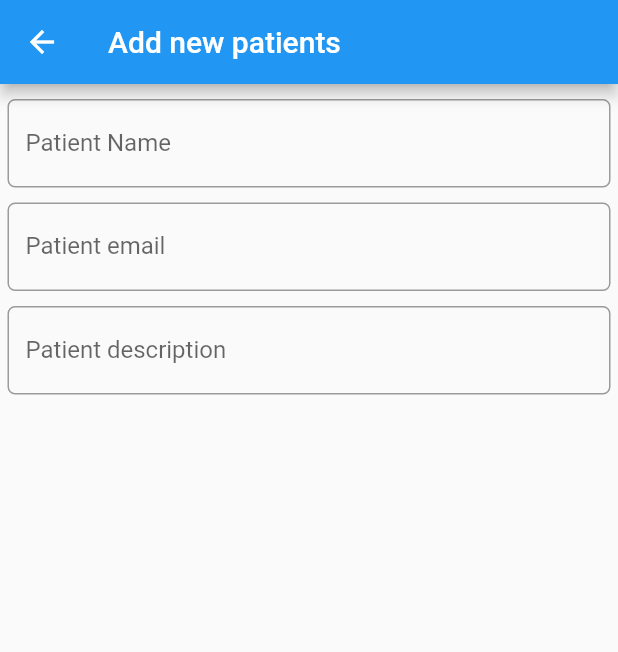
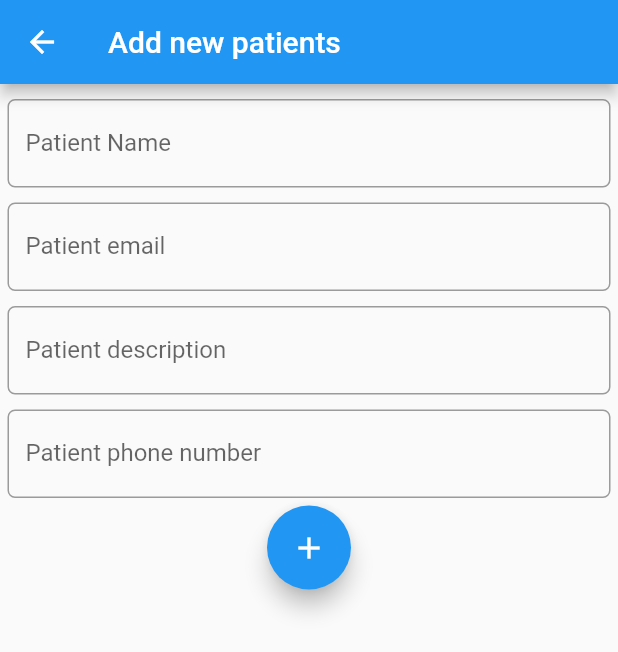
Before and after one commit to artur-r-sousa/AppointmentsApp-Flutter-, a Flutter app: the NewPacient screen opened directly, on a phone screen of 412 x 824 dp. Shown: the top 652 px of the screen. Run offline on Flutter 3.47's test engine with Material 2 defaults, Android fonts, the phone set to English and light mode, and no system bars; our stand-ins replace mask_text_input_formatter, sqflite, table_calendar; accounts and stored records are empty.

```diff
--- a/lib/Screens/NewPacient.dart
+++ b/lib/Screens/NewPacient.dart
@@ -1,4 +1,8 @@
+import 'package:appointment/db/Controller.dart';
+import 'package:appointment/models/entities/Pacient.dart';
 import 'package:flutter/material.dart';
+import 'package:mask_text_input_formatter/mask_text_input_formatter.dart';
+import 'package:appointment/main.dart';
 
 class NewPacient extends StatefulWidget {
   NewPacient({Key key, this.title}) : super(key: key);
@@ -9,6 +13,14 @@ class NewPacient extends StatefulWidget {
 }
 
 class NewPacientState extends State<NewPacient> {
+
+  TextEditingController nameController = new TextEditingController();
+  TextEditingController emailController = new TextEditingController();
+  TextEditingController phoneNumberController = new TextEditingController();
+  TextEditingController extraController = new TextEditingController();
+
+  var phoneNumberMask = new MaskTextInputFormatter(mask: '## (##) #####-####', filter: {"#": RegExp(r'[0-9]') });
+
   @override
   Widget build(BuildContext context) {
     return Scaffold(
@@ -21,6 +33,7 @@ class NewPacientState extends State<NewPacient> {
               padding: EdgeInsets.only(top: 5.0, bottom: 5.0),
               child: Form(
                 child: TextFormField(
+                  controller: nameController,
                   decoration: InputDecoration(
                       labelText: "Patient Name",
                       hintText: "Patient Name",
@@ -35,6 +48,7 @@ class NewPacientState extends State<NewPacient> {
               padding: EdgeInsets.only(top: 5.0, bottom: 5.0),
               child: Form(
                 child: TextFormField(
+                  controller: emailController,
                   decoration: InputDecoration(
                       labelText: "Patient email",
                       hintText: "Patient email",
@@ -49,6 +63,7 @@ class NewPacientState extends State<NewPacient> {
               padding: EdgeInsets.only(top: 5.0, bottom: 5.0),
               child: Form(
                 child: TextFormField(
+                  controller: extraController,
                   decoration: InputDecoration(
                       labelText: "Patient description",
                       hintText: "Patient description",
@@ -58,7 +73,28 @@ class NewPacientState extends State<NewPacient> {
                   ),
                 ),
               ),
-            )
+            ),
+            Container(
+              padding: EdgeInsets.only(top: 5.0, bottom: 5.0),
+              child: Form(
+                child: TextFormField(
+                  controller: phoneNumberController,
+                  inputFormatters: [phoneNumberMask],
+                  decoration: InputDecoration(
+                      labelText: "Patient phone number",
+                      hintText: "Patient phone number",
+                      border: OutlineInputBorder(
+                          borderRadius: BorderRadius.circular(5.0)
+                      )
+                  ),
+                ),
+              ),
+            ),
+            FloatingActionButton(child: Icon(Icons.add), heroTag: null,
+                onPressed: () async {
+                  Pacient newP = Pacient(name: nameController.text, email: emailController.text, phoneNumber: phoneNumberController.text, extra: extraController.text);
+                  await DBController().insertPatient(newP);
+            }),
           ],
         )
       ),
--- a/lib/models/entities/Pacient.dart
+++ b/lib/models/entities/Pacient.dart
@@ -1,12 +1,17 @@
+
 class Pacient {
-  String id;
+  int id;
   String name;
   String email;
+  String phoneNumber;
+  String extra;
 
   Pacient({
     this.id,
     this.name,
-    this.email
+    this.email,
+    this.phoneNumber,
+    this.extra
 });
 
 
@@ -27,6 +32,15 @@ class Pacient {
     this.name = name;
   }
 
+  Map<String, dynamic> toMap() {
+    return {
+      'name': name,
+      'email': email,
+      'phoneNumber': phoneNumber,
+      'extra': extra,
+    };
+  }
+
   @override
   bool operator ==(Object other) =>
       identical(this, other) ||
@@ -35,4 +49,8 @@ class Pacient {
   @override
   int get hashCode => id.hashCode;
 
+  @override
+  String toString() {
+    return 'Pacient: $name, $email, $phoneNumber, $extra';
+  }
 }
--- a/pubspec.yaml
+++ b/pubspec.yaml
@@ -27,6 +27,7 @@ dependencies:
   intl: ^0.16.1
   shared_preferences: 0.5.12
   mask_text_input_formatter: ^1.2.1
+  sqflite: ^1.3.0
 
 
   # The following adds the Cupertino Icons font to your application.
```
Also changed, not shown: lib/db/Controller.dart (added, +73 -0 lines), lib/main.dart (+10 -1 lines), pubspec.lock.
